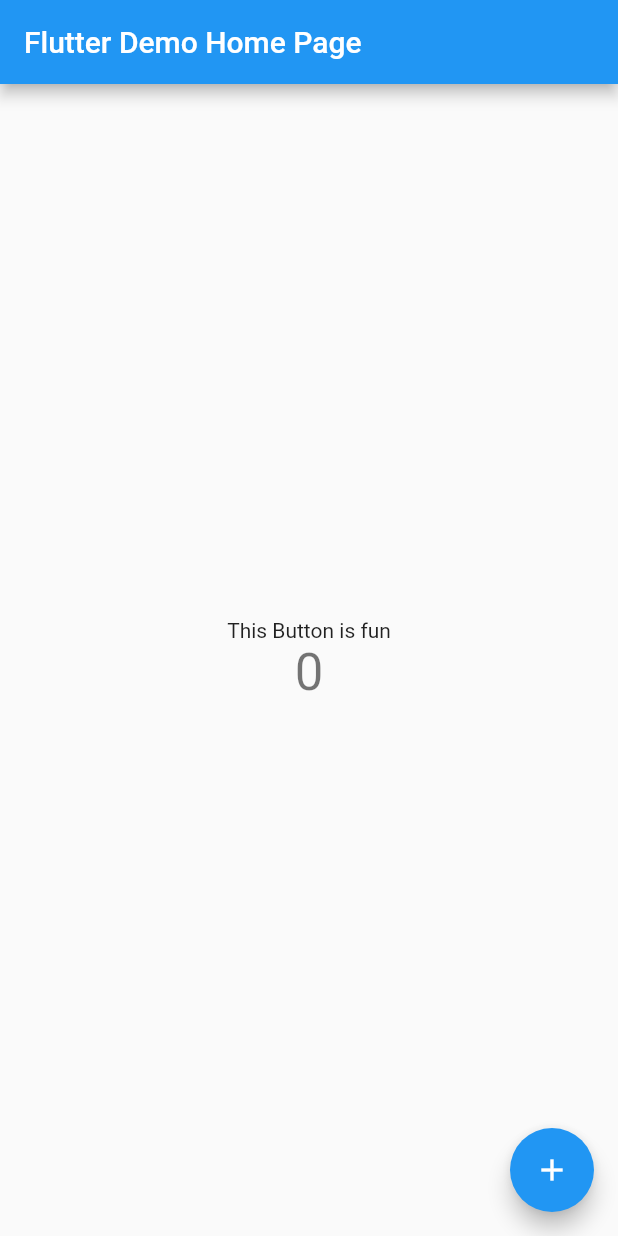
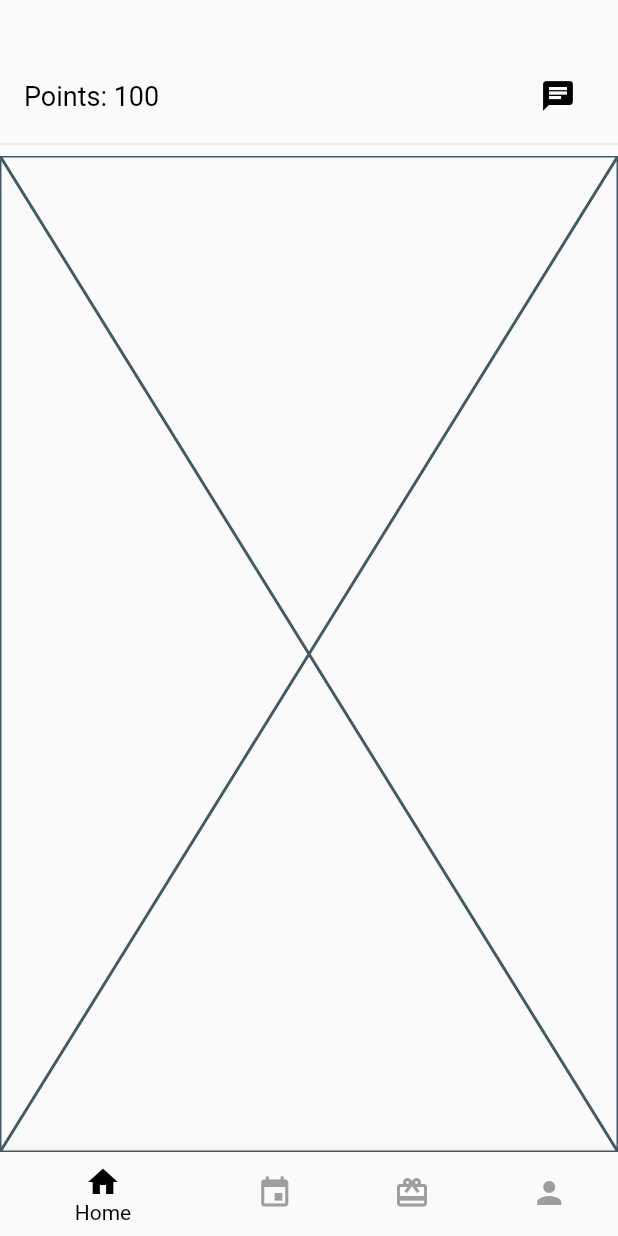
Before and after one commit to moritzstammel/warwicksocietyapp, a Flutter app: the screen it shows after launch, on a phone screen of 412 x 824 dp. Run offline on Flutter 3.47's test engine with Material 2 defaults, Android fonts, the phone set to English and light mode, and no system bars; our stand-ins replace firebase_auth, firebase_core, firebase_dynamic_links; accounts and stored records are empty.

Commit message:
added MainPage, some first drafts of the passwordless login

```diff
--- /dev/null
+++ b/lib/home_screen.dart
@@ -0,0 +1,15 @@
+import 'package:flutter/cupertino.dart';
+
+class HomeScreen extends StatefulWidget {
+  const HomeScreen({Key? key}) : super(key: key);
+
+  @override
+  State<HomeScreen> createState() => _HomeScreenState();
+}
+
+class _HomeScreenState extends State<HomeScreen> {
+  @override
+  Widget build(BuildContext context) {
+    return const Placeholder();
+  }
+}
--- a/lib/main.dart
+++ b/lib/main.dart
@@ -1,7 +1,13 @@
+import 'dart:async';
+import 'dart:async';
+
+import 'package:firebase_auth/firebase_auth.dart';
 import 'package:flutter/material.dart';
 import 'package:firebase_core/firebase_core.dart';
+import 'package:warwicksocietyapp/login_screen.dart';
 
 import 'firebase_options.dart';
+import 'main_screen.dart';
 
 
 Future main() async {
@@ -10,115 +16,36 @@ Future main() async {
     options: DefaultFirebaseOptions.currentPlatform,
 
   );
+
   runApp(const MyApp());
 }
 
 class MyApp extends StatelessWidget {
   const MyApp({super.key});
 
-  // This widget is the root of your application.
   @override
   Widget build(BuildContext context) {
     return MaterialApp(
-      title: 'Flutter Demo',
-      theme: ThemeData(
-        // This is the theme of your application.
-        //
-        // Try running your application with "flutter run". You'll see the
-        // application has a blue toolbar. Then, without quitting the app, try
-        // changing the primarySwatch below to Colors.green and then invoke
-        // "hot reload" (press "r" in the console where you ran "flutter run",
-        // or simply save your changes to "hot reload" in a Flutter IDE).
-        // Notice that the counter didn't reset back to zero; the application
-        // is not restarted.
-        primarySwatch: Colors.blue,
+      title: 'Login Screen',
+      home: StreamBuilder(
+        stream:FirebaseAuth.instance.authStateChanges(),
+        builder: (BuildContext context,snapshot)
+        {
+          if(snapshot.connectionState==ConnectionState.waiting){
+            return const CircularProgressIndicator();
+          }
+          else if(snapshot.hasData){
+
+            return MainScreen();
+          }
+          else{
+            return MainScreen();
+          }
+
+        },
+
       ),
-      home: const MyHomePage(title: 'Flutter Demo Home Page'),
     );
+
   }
 }
-
-class MyHomePage extends StatefulWidget {
-  const MyHomePage({super.key, required this.title});
-
-  // This widget is the home page of your application. It is stateful, meaning
-  // that it has a State object (defined below) that contains fields that affect
-  // how it looks.
-
-  // This class is the configuration for the state. It holds the values (in this
-  // case the title) provided by the parent (in this case the App widget) and
-  // used by the build method of the State. Fields in a Widget subclass are
-  // always marked "final".
-
-  final String title;
-
-  @override
-  State<MyHomePage> createState() => _MyHomePageState();
-}
-
-class _MyHomePageState extends State<MyHomePage> {
-  int _counter = 0;
-
-  void _incrementCounter() {
-    setState(() {
-      // This call to setState tells the Flutter framework that something has
-      // changed in this State, which causes it to rerun the build method below
-      // so that the display can reflect the updated values. If we changed
-      // _counter without calling setState(), then the build method would not be
-      // called again, and so nothing would appear to happen.
-      _counter++;
-    });
-  }
-
-  @override
-  Widget build(BuildContext context) {
-    // This method is rerun every time setState is called, for instance as done
-    // by the _incrementCounter method above.
-    //
-    // The Flutter framework has been optimized to make rerunning build methods
-    // fast, so that you can just rebuild anything that needs updating rather
-    // than having to individually change instances of widgets.
-    return Scaffold(
-      appBar: AppBar(
-        // Here we take the value from the MyHomePage object that was created by
-        // the App.build method, and use it to set our appbar title.
-        title: Text(widget.title),
-      ),
-      body: Center(
-        // Center is a layout widget. It takes a single child and positions it
-        // in the middle of the parent.
-        child: Column(
-          // Column is also a layout widget. It takes a list of children and
-          // arranges them vertically. By default, it sizes itself to fit its
-          // children horizontally, and tries to be as tall as its parent.
-          //
-          // Invoke "debug painting" (press "p" in the console, choose the
-          // "Toggle Debug Paint" action from the Flutter Inspector in Android
-          // Studio, or the "Toggle Debug Paint" command in Visual Studio Code)
-          // to see the wireframe for each widget.
-          //
-          // Column has various properties to control how it sizes itself and
-          // how it positions its children. Here we use mainAxisAlignment to
-          // center the children vertically; the main axis here is the vertical
-          // axis because Columns are vertical (the cross axis would be
-          // horizontal).
-          mainAxisAlignment: MainAxisAlignment.center,
-          children: <Widget>[
-            const Text(
-              'This Button is fun',
-            ),
-            Text(
-              '$_counter',
-              style: Theme.of(context).textTheme.headline4,
-            ),
-          ],
-        ),
-      ),
-      floatingActionButton: FloatingActionButton(
-        onPressed: _incrementCounter,
-        tooltip: 'Increment',
-        child: const Icon(Icons.add),
-      ), // This trailing comma makes auto-formatting nicer for build methods.
-    );
-  }
-}
--- /dev/null
+++ b/lib/main_screen.dart
@@ -0,0 +1,116 @@
+import 'package:flutter/material.dart';
+import 'package:warwicksocietyapp/explore_screen.dart';
+import 'package:warwicksocietyapp/home_screen.dart';
+import 'package:warwicksocietyapp/login_screen.dart';
+import 'package:warwicksocietyapp/profile_screen.dart';
+import 'package:warwicksocietyapp/rewards_screen.dart';
+
+class MainScreen extends StatefulWidget {
+  @override
+  _MainScreenState createState() => _MainScreenState();
+}
+
+class _MainScreenState extends State<MainScreen> {
+  int _currentIndex = 0;
+  PageController _pageController = PageController(initialPage: 0);
+
+  @override
+  Widget build(BuildContext context) {
+    return Scaffold(
+      body: Column(
+        children: [
+          Container(
+            padding: EdgeInsets.only(top: 40, left: 16, right: 16),
+            child: Row(
+              mainAxisAlignment: MainAxisAlignment.spaceBetween,
+              children: [
+                Text('Points: 100', style: TextStyle(fontSize: 18, color: Colors.black)),
+                IconButton(
+                  icon: Icon(Icons.chat, color: Colors.black),
+                  onPressed: () {
+                    // Add your action for the notification icon here
+                  },
+                ),
+              ],
+            ),
+          ),
+          Divider(),
+          Expanded(
+            child: PageView(
+              controller: _pageController,
+              onPageChanged: (index) {
+                setState(() {
+                  _currentIndex = index;
+                });
+              },
+              children: [
+                HomeScreen(),
+                ExploreScreen(),
+                RewardsScreen(),
+                ProfileScreen(),
+                // Add more EventListPages here
+              ],
+            ),
+          ),
+        ],
+      ),
+      bottomNavigationBar: BottomNavigationBar(
+        selectedItemColor: Colors.black,
+        unselectedItemColor: Colors.grey,
+        currentIndex: _currentIndex,
+        onTap: (index) {
+          setState(() {
+            _currentIndex = index;
+            _pageController.animateToPage(
+              index,
+              duration: Duration(milliseconds: 300),
+              curve: Curves.easeInOut,
+            );
+          });
+        },
+        items: [
+          BottomNavigationBarItem(
+            icon: Icon(Icons.home),
+            label: 'Home',
+          ),
+          BottomNavigationBarItem(
+            icon: Icon(Icons.event),
+            label: 'Events',
+          ),
+          BottomNavigationBarItem(
+            icon: Icon(Icons.card_giftcard),
+            label: 'Rewards',
+          ),
+          BottomNavigationBarItem(
+            icon: Icon(Icons.person),
+            label: 'Profile',
+          ),
+        ],
+      ),
+    );
+  }
+
+  @override
+  void dispose() {
+    _pageController.dispose();
+    super.dispose();
+  }
+}
+
+class EventListPage extends StatelessWidget {
+  final String eventName;
+
+  EventListPage(this.eventName);
+
+  @override
+  Widget build(BuildContext context) {
+    return ListView(
+      children: [
+        ListTile(
+          title: Text(eventName, style: TextStyle(color: Colors.black)),
+          // Add action for the event list item here
+        ),
+      ],
+    );
+  }
+}
--- a/pubspec.yaml
+++ b/pubspec.yaml
@@ -37,6 +37,8 @@ dependencies:
   # Use with the CupertinoIcons class for iOS style icons.
   cupertino_icons: ^1.0.2
   firebase_core: ^2.4.1
+  firebase_auth: ^4.7.2
+  firebase_dynamic_links: ^5.3.4
 
 dev_dependencies:
   flutter_test:
```
Also changed, not shown: lib/explore_screen.dart (added, +10 -0 lines), lib/login_screen.dart (added, +106 -0 lines), lib/profile_screen.dart (added, +15 -0 lines), lib/rewards_screen.dart (added, +15 -0 lines), pubspec.lock, 3 other files.
